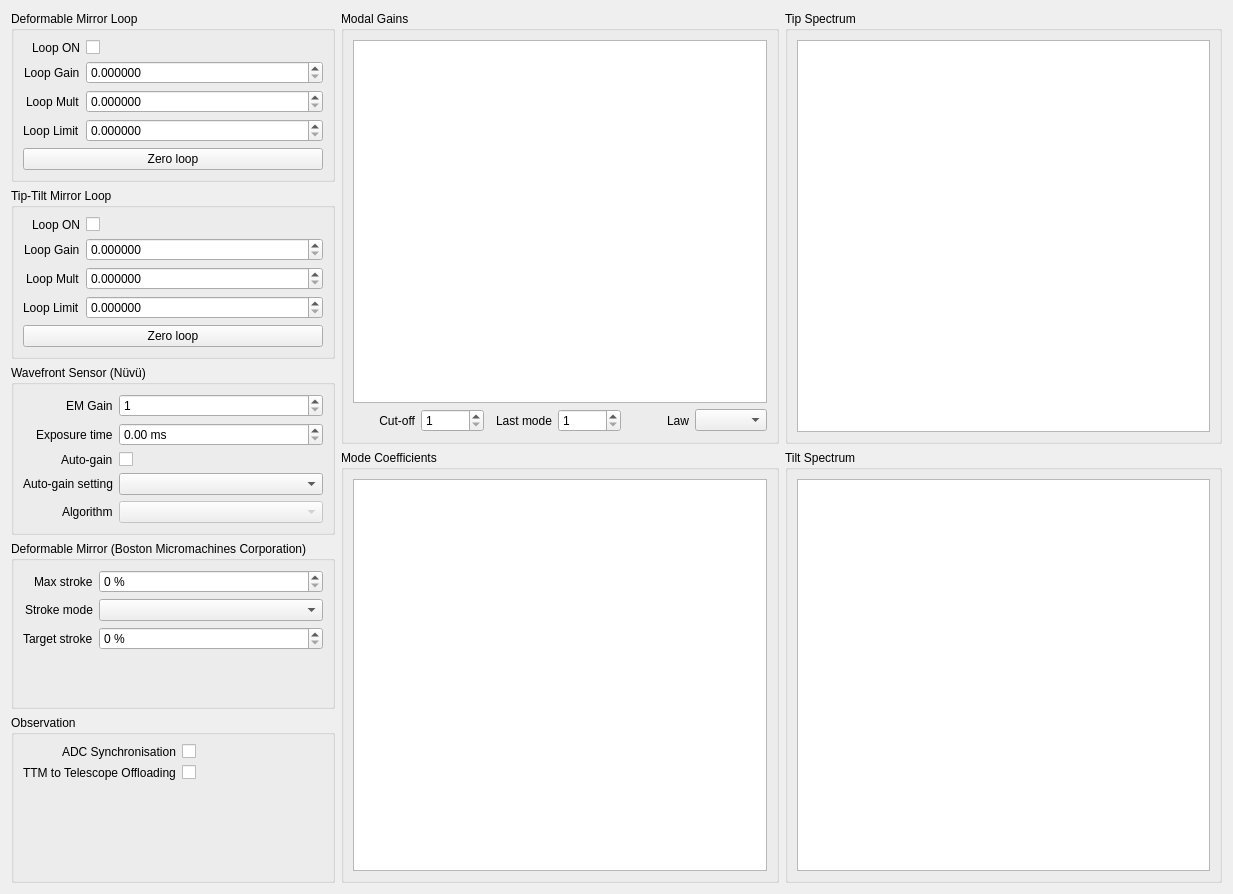
Above: guis/uis/loop_controls.ui from janis-hag/kalao-ics before the change. Below: the same form after it.
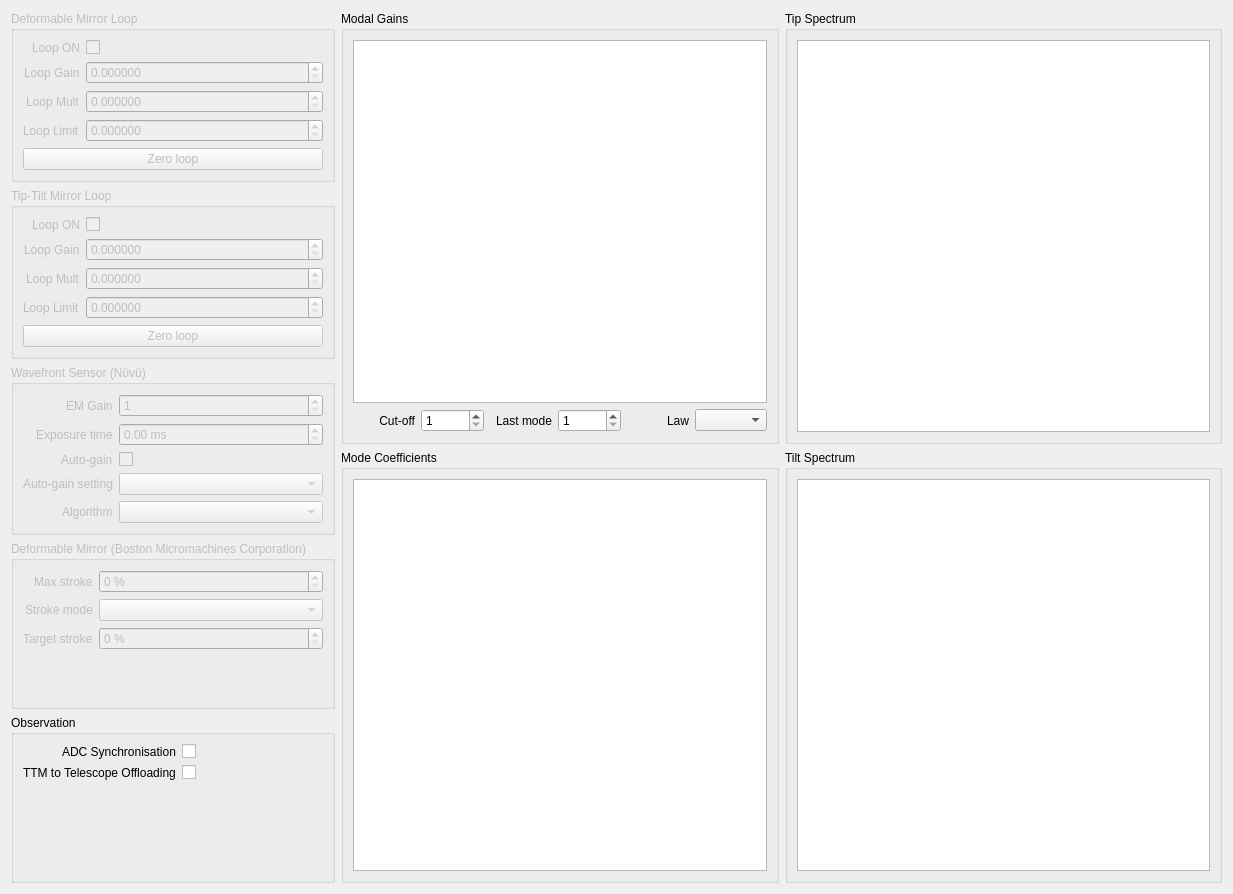
That is the form after the change. Custom widgets are drawn as their Qt base class.

The edit to the form file:
```diff
--- a/guis/uis/loop_controls.ui
+++ b/guis/uis/loop_controls.ui
@@ -18,6 +18,9 @@
     <layout class="QVBoxLayout" name="controls_layout">
      <item>
       <widget class="QGroupBox" name="dmloop_groupbox">
+       <property name="enabled">
+        <bool>false</bool>
+       </property>
        <property name="title">
         <string>Deformable Mirror Loop</string>
        </property>
@@ -117,6 +120,9 @@
      </item>
      <item>
       <widget class="QGroupBox" name="ttmloop_groupbox">
+       <property name="enabled">
+        <bool>false</bool>
+       </property>
        <property name="title">
         <string>Tip-Tilt Mirror Loop</string>
        </property>
@@ -216,6 +222,9 @@
      </item>
      <item>
       <widget class="QGroupBox" name="wfs_groupbox">
+       <property name="enabled">
+        <bool>false</bool>
+       </property>
        <property name="title">
         <string>Wavefront Sensor (Nüvü)</string>
        </property>
@@ -312,6 +321,9 @@
      </item>
      <item>
       <widget class="QGroupBox" name="dm_groupbox">
+       <property name="enabled">
+        <bool>false</bool>
+       </property>
        <property name="title">
         <string>Deformable Mirror (Boston Micromachines Corporation)</string>
        </property>
```
